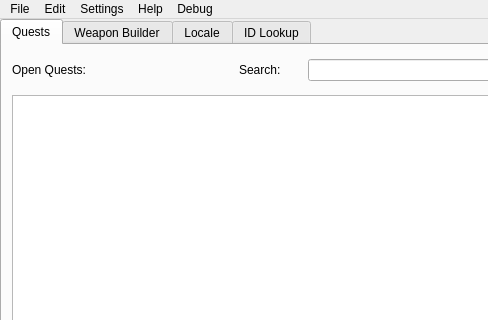
ThePi1/SPT-Trader-Builder, file src/tb_ui/gui_main.ui: the form before one commit; both pictures show x 0 to 488 and y 0 to 320 of the 874 by 612 pixel window.
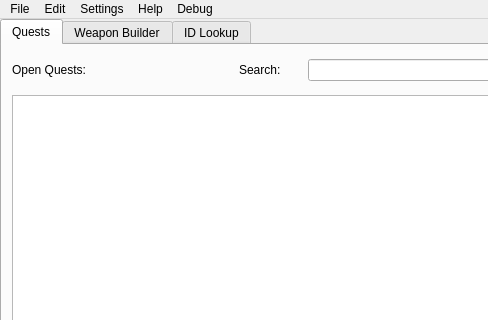
The form after the commit. Icons and pictures are not drawn.

Commit message: Edit locale text in the Quest Builder and add a "Merge locales on export" setting

Diff of the .ui file:
```diff
--- a/src/tb_ui/gui_main.ui
+++ b/src/tb_ui/gui_main.ui
@@ -273,11 +273,6 @@
       </property>
      </widget>
     </widget>
-    <widget class="QWidget" name="locale_tab">
-     <attribute name="title">
-      <string>Locale</string>
-     </attribute>
-    </widget>
     <widget class="QWidget" name="tab">
      <attribute name="title">
       <string>ID Lookup</string>
```
Left out of the diff: 5 changed lines with no effect on the pictures. The commit also changes 19 other files.
